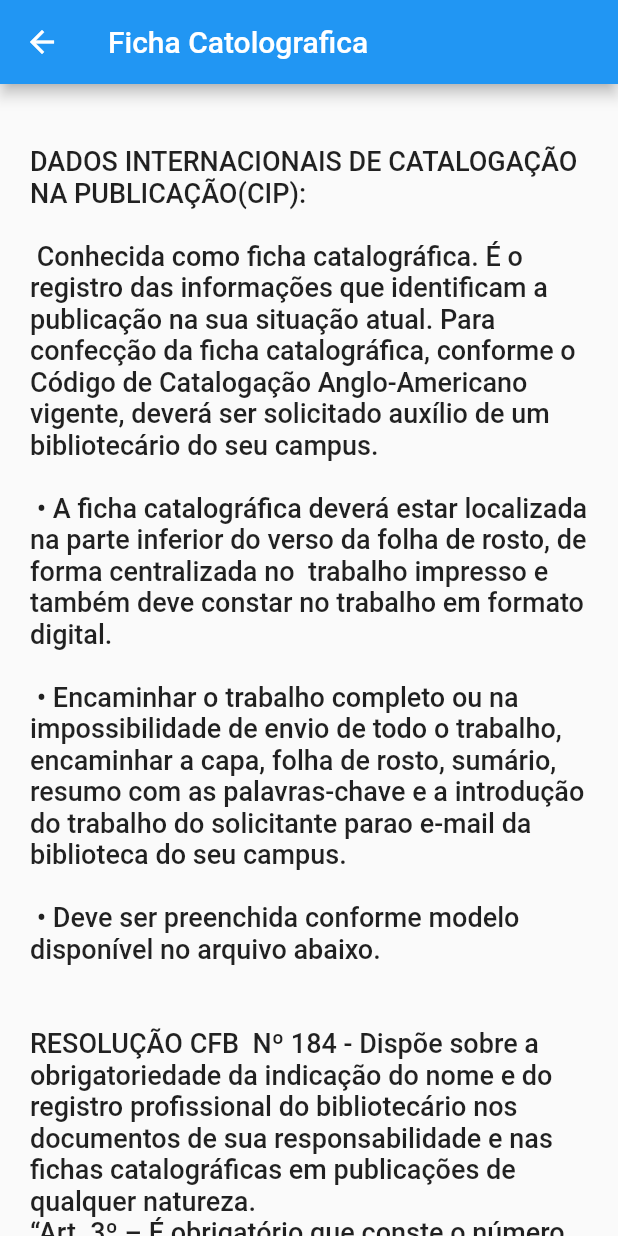
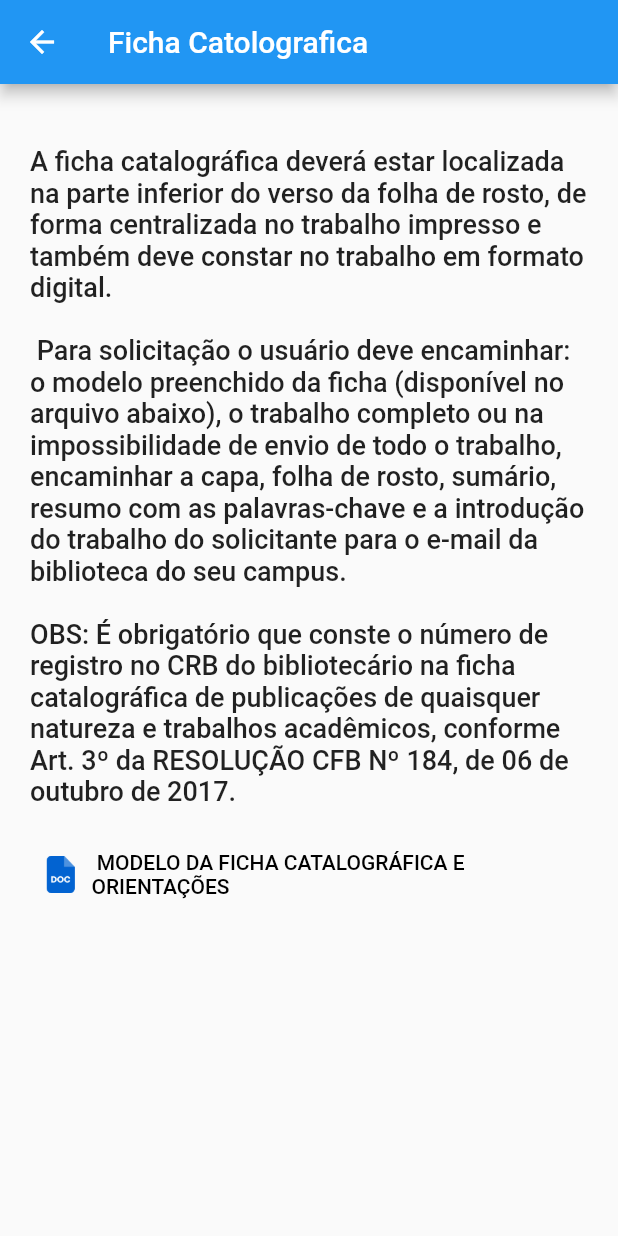
Before and after one commit to aureliodeboa/AplicativoSIBI, a Flutter app: the telacatolgrafica screen opened directly, on a phone screen of 412 x 824 dp. Run offline on Flutter 3.47's test engine with Material 2 defaults, Android fonts, the phone set to English and light mode, and no system bars; our stand-ins replace youtube_player_flutter.

Commit message:
Substitui texto de ficha catalográfica

```diff
--- a/lib/telacatolgrafica.dart
+++ b/lib/telacatolgrafica.dart
@@ -11,9 +11,7 @@ class telacatolgrafica extends StatefulWidget {
 }
 
 class _telacatolgraficaState extends State<telacatolgrafica> {
-
   void launchExternalWebsite(String url) async {
-
     var urlUri = Uri.parse(url);
 
     if (await canLaunchUrl(urlUri)) {
@@ -26,86 +24,30 @@ class _telacatolgraficaState extends State<telacatolgrafica> {
   @override
   Widget build(BuildContext context) {
     return Scaffold(
-      appBar:
-        AppBar(
-          backgroundColor: Colors.blue, title: Text("Ficha Catolografica")
-        ),
-
-      body:
-        SingleChildScrollView(
-          padding:
-            EdgeInsets.fromLTRB(20, 20, 20, 20),
-          child:
-            Center(
-              child:
-                Column(
+      appBar: AppBar(
+          backgroundColor: Colors.blue, title: Text("Ficha Catolografica")),
+      body: SingleChildScrollView(
+        padding: EdgeInsets.fromLTRB(20, 20, 20, 20),
+        child: Center(
+          child: Column(
             children: [
               Text(
-                        "\nDADOS INTERNACIONAIS DE CATALOGAÇÃO NA PUBLICAÇÃO(CIP):\n ",
+                  "\nA ficha catalográfica deverá estar localizada na parte inferior do verso da folha de rosto, de forma centralizada no trabalho impresso e também deve constar no trabalho em formato digital.\n ",
                   style: TextStyle(fontSize: 18, fontWeight: FontWeight.w500)),
               Text(
-                        " Conhecida como ficha catalográfica. É o registro das informações que"
-                        " identificam a publicação na sua situação atual. Para confecção da ficha"
-                        " catalográfica, conforme o Código de Catalogação Anglo-Americano vigente,"
-                        " deverá ser solicitado auxílio de um bibliotecário do seu campus.",
+                  " Para solicitação o usuário deve encaminhar: o modelo preenchido da ficha (disponível no arquivo abaixo), o trabalho completo ou na impossibilidade de envio de todo o trabalho, encaminhar a capa, folha de rosto, sumário, resumo com as palavras-chave e a introdução do trabalho do solicitante para o e-mail da biblioteca do seu campus.",
                   style: TextStyle(fontSize: 18, fontWeight: FontWeight.w500)),
               Text(
-                        "\n • A ficha catalográfica deverá estar localizada na parte inferior do verso da folha de rosto, de forma centralizada no "
-                        " trabalho impresso e também deve constar no trabalho em formato digital.",
+                  "\nOBS: É obrigatório que conste o número de registro no CRB do bibliotecário na ficha catalográfica de publicações de quaisquer natureza e trabalhos acadêmicos, conforme Art. 3º da RESOLUÇÃO CFB Nº 184, de 06 de outubro de 2017.\n",
                   style: TextStyle(fontSize: 18, fontWeight: FontWeight.w500)),
-                    Text(
-                        "\n • Encaminhar o trabalho completo ou na impossibilidade de envio de todo o trabalho, encaminhar a capa,"
-                        " folha de rosto, sumário, resumo com as palavras-chave e a introdução do trabalho do solicitante para"
-                        "o e-mail da biblioteca do seu campus.",
-                        style: TextStyle(fontSize: 18, fontWeight: FontWeight.w500)),
-                    Text(
-                        "\n • Deve ser preenchida conforme modelo disponível no arquivo abaixo.\n",
-                        style: TextStyle(fontSize: 18, fontWeight: FontWeight.w500)),
-                    Text(
-                        "\nRESOLUÇÃO CFB  Nº 184 - Dispõe sobre a obrigatoriedade da indicação do nome "
-                        "e do registro profissional do bibliotecário nos documentos de sua responsabilidade "
-                        "e nas fichas catalográficas em publicações de qualquer natureza."
-                        " \n“Art. 3º – É obrigatório que conste o número de registro no CRB do "
-                        "bibliotecário abaixo das fichas catalográficas de publicações de quaisquer"
-                        " natureza e trabalhos acadêmicos.”\n "
-                        "\nPublicado no Diário Oficial da União (D.O.U)"
-                        " no dia 06 de outubro de 2017.",
-                        style: TextStyle(fontSize: 18, fontWeight: FontWeight.w500)),
-
               TextButton.icon(
-                      icon:
-                        Container(
+                icon: Container(
                   child: Image.asset(
-                            'imagem/icones/pdf.png',
-                            width: 25,
-                            color: Colors.red[700],
-                          ),
-                        ),
-                      label:
-                        Text(
-                          'RESOLUÇÃO CFB  Nº 184',
-                          style: TextStyle(color: Colors.black)
-                        ),
-                      onPressed: () => setState(() {
-                        launchExternalWebsite("https://portais.univasf.edu.br/sibi/resolucao-184-catalogacao-na-fonte.pdf");
-                      }),
-                    ),
-
-                    Text(
-                      "OBS.: PARA TRABALHOS EM FORMATO DE ARTIGO NÃO SERÃO ELABORADAS AS FICHAS CATALOGRÁFICAS."),
-
-                        TextButton.icon(
-                          icon:
-                            Container(
-                              child:
-                                Image.asset(
                     'imagem/icones/doc.png',
                     width: 25,
                   ),
                 ),
-                          label:
-                            Text(
-                              ' MODELO DA FICHA CATALOGRÁFICA E ORIENTAÇÕES',
+                label: Text(' MODELO DA FICHA CATALOGRÁFICA E ORIENTAÇÕES',
                     style: TextStyle(color: Colors.black)),
                 onPressed: () => setState(() {
                   launchExternalWebsite(
```
Lines whose indentation alone changed are shown as unchanged.
